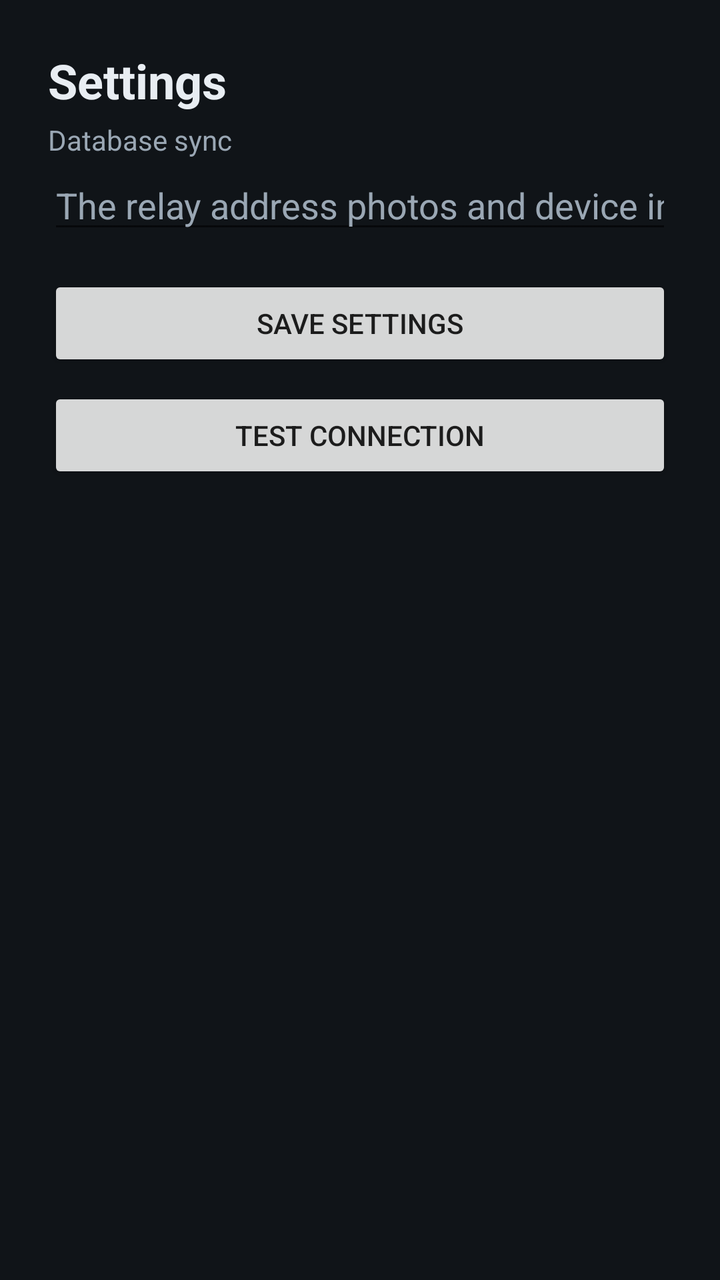
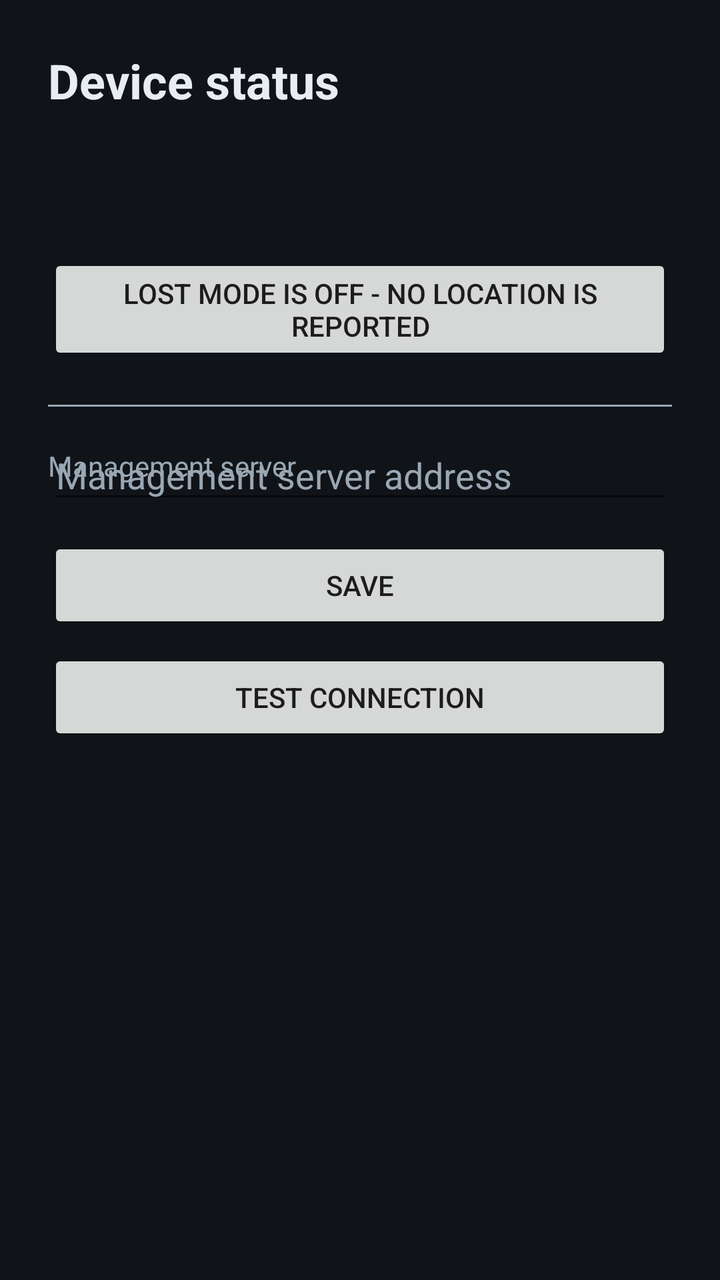

Before-and-after screenshots of an Android layout around one commit, followed by the original layout XML and the change that was made.
<!-- AndroidManifest.xml: application theme Theme.PRF -->
<!-- res/layout/activity_settings.xml -->
<?xml version="1.0" encoding="utf-8"?>
<androidx.constraintlayout.widget.ConstraintLayout xmlns:android="http://schemas.android.com/apk/res/android"
    xmlns:app="http://schemas.android.com/apk/res-auto"
    android:layout_width="match_parent"
    android:layout_height="match_parent"
    android:background="@color/prf_bg"
    android:padding="24dp">

    <TextView
        android:id="@+id/titleText"
        android:layout_width="0dp"
        android:layout_height="wrap_content"
        android:text="@string/settings_title"
        android:textColor="@color/prf_text"
        android:textSize="24sp"
        android:textStyle="bold"
        app:layout_constraintTop_toTopOf="parent"
        app:layout_constraintStart_toStartOf="parent"
        app:layout_constraintEnd_toEndOf="parent" />

    <TextView
        android:layout_width="0dp"
        android:layout_height="wrap_content"
        android:layout_marginTop="4dp"
        android:text="@string/settings_sync_header"
        android:textColor="@color/prf_text_dim"
        android:textSize="14sp"
        app:layout_constraintTop_toBottomOf="@id/titleText"
        app:layout_constraintStart_toStartOf="parent"
        app:layout_constraintEnd_toEndOf="parent" />

    <EditText
        android:id="@+id/serverInput"
        android:layout_width="0dp"
        android:layout_height="wrap_content"
        android:layout_marginTop="24dp"
        android:hint="@string/settings_server_hint"
        android:inputType="textUri"
        android:autofillHints="url"
        android:textColor="@color/prf_text"
        android:textColorHint="@color/prf_text_dim"
        app:layout_constraintTop_toBottomOf="@id/titleText"
        app:layout_constraintStart_toStartOf="parent"
        app:layout_constraintEnd_toEndOf="parent" />

    <Button
        android:id="@+id/saveButton"
        android:layout_width="0dp"
        android:layout_height="wrap_content"
        android:layout_marginTop="16dp"
        android:text="@string/settings_save"
        app:layout_constraintTop_toBottomOf="@id/serverInput"
        app:layout_constraintStart_toStartOf="parent"
        app:layout_constraintEnd_toEndOf="parent" />

    <Button
        android:id="@+id/testButton"
        android:layout_width="0dp"
        android:layout_height="wrap_content"
        android:layout_marginTop="8dp"
        android:text="@string/settings_test"
        app:layout_constraintTop_toBottomOf="@id/saveButton"
        app:layout_constraintStart_toStartOf="parent"
        app:layout_constraintEnd_toEndOf="parent" />

    <TextView
        android:id="@+id/testResultText"
        android:layout_width="0dp"
        android:layout_height="wrap_content"
        android:layout_marginTop="8dp"
        android:textColor="@color/prf_text_dim"
        android:textSize="13sp"
        app:layout_constraintTop_toBottomOf="@id/testButton"
        app:layout_constraintStart_toStartOf="parent"
        app:layout_constraintEnd_toEndOf="parent" />

</androidx.constraintlayout.widget.ConstraintLayout>
<!-- resources referenced by this layout -->
<resources>
  <color name="prf_bg">#101418</color>
  <color name="prf_text">#E8EDF2</color>
  <color name="prf_text_dim">#9AA7B4</color>
  <string name="settings_save">Save settings</string>
  <string name="settings_server_hint">The relay address photos and device info are sent to</string>
  <string name="settings_sync_header">Database sync</string>
  <string name="settings_test">Test connection</string>
  <string name="settings_title">Settings</string>
  <style name="Theme.PRF" parent="Theme.MaterialComponents.DayNight.NoActionBar">
          <item name="colorPrimary">@color/prf_accent</item>
          <item name="colorPrimaryVariant">@color/prf_accent</item>
          <item name="colorOnPrimary">@android:color/white</item>
          <item name="colorSecondary">@color/prf_ok</item>
          <item name="colorOnSecondary">@android:color/black</item>
          <item name="android:colorBackground">@color/prf_bg</item>
          <item name="colorSurface">@color/prf_surface</item>
          <item name="colorOnSurface">@color/prf_text</item>
          <item name="android:statusBarColor" tools:targetApi="l">@color/prf_bg</item>
          <item name="android:windowLightStatusBar" tools:targetApi="m">false</item>
      </style>
  <color name="prf_accent">#2E7DFF</color>
  <color name="prf_ok">#35C48D</color>
  <color name="prf_surface">#1A2027</color>
</resources>

<!-- the commit's change to res/layout/activity_settings.xml (unified diff, before → after) -->
@@ -19,13 +19,55 @@
         app:layout_constraintEnd_toEndOf="parent" />
 
     <TextView
+        android:id="@+id/statusText"
         android:layout_width="0dp"
         android:layout_height="wrap_content"
-        android:layout_marginTop="4dp"
-        android:text="@string/settings_sync_header"
+        android:layout_marginTop="12dp"
         android:textColor="@color/prf_text_dim"
         android:textSize="14sp"
         app:layout_constraintTop_toBottomOf="@id/titleText"
+        app:layout_constraintStart_toStartOf="parent"
+        app:layout_constraintEnd_toEndOf="parent" />
+
+    <TextView
+        android:id="@+id/syncText"
+        android:layout_width="0dp"
+        android:layout_height="wrap_content"
+        android:layout_marginTop="6dp"
+        android:textColor="@color/prf_text_dim"
+        android:textSize="13sp"
+        app:layout_constraintTop_toBottomOf="@id/statusText"
+        app:layout_constraintStart_toStartOf="parent"
+        app:layout_constraintEnd_toEndOf="parent" />
+
+    <Button
+        android:id="@+id/lostModeButton"
+        android:layout_width="0dp"
+        android:layout_height="wrap_content"
+        android:layout_marginTop="16dp"
+        android:text="@string/mdm_lost_mode_off"
+        app:layout_constraintTop_toBottomOf="@id/syncText"
+        app:layout_constraintStart_toStartOf="parent"
+        app:layout_constraintEnd_toEndOf="parent" />
+
+    <View
+        android:id="@+id/divider"
+        android:layout_width="0dp"
+        android:layout_height="1dp"
+        android:layout_marginTop="20dp"
+        android:background="@color/prf_text_dim"
+        app:layout_constraintTop_toBottomOf="@id/lostModeButton"
+        app:layout_constraintStart_toStartOf="parent"
+        app:layout_constraintEnd_toEndOf="parent" />
+
+    <TextView
+        android:layout_width="0dp"
+        android:layout_height="wrap_content"
+        android:layout_marginTop="20dp"
+        android:text="@string/settings_server_header"
+        android:textColor="@color/prf_text_dim"
+        android:textSize="14sp"
+        app:layout_constraintTop_toBottomOf="@id/divider"
         app:layout_constraintStart_toStartOf="parent"
         app:layout_constraintEnd_toEndOf="parent" />
 
@@ -33,13 +75,13 @@
         android:id="@+id/serverInput"
         android:layout_width="0dp"
         android:layout_height="wrap_content"
-        android:layout_marginTop="24dp"
+        android:layout_marginTop="12dp"
         android:hint="@string/settings_server_hint"
         android:inputType="textUri"
         android:autofillHints="url"
         android:textColor="@color/prf_text"
         android:textColorHint="@color/prf_text_dim"
-        app:layout_constraintTop_toBottomOf="@id/titleText"
+        app:layout_constraintTop_toBottomOf="@id/divider"
         app:layout_constraintStart_toStartOf="parent"
         app:layout_constraintEnd_toEndOf="parent" />
 
@@ -47,7 +89,7 @@
         android:id="@+id/saveButton"
         android:layout_width="0dp"
         android:layout_height="wrap_content"
-        android:layout_marginTop="16dp"
+        android:layout_marginTop="12dp"
         android:text="@string/settings_save"
         app:layout_constraintTop_toBottomOf="@id/serverInput"
         app:layout_constraintStart_toStartOf="parent"
<!-- resource entries referenced after the edit -->
@@ -3,11 +3,12 @@
   <color name="prf_bg">#101418</color>
   <color name="prf_text">#E8EDF2</color>
   <color name="prf_text_dim">#9AA7B4</color>
-  <string name="settings_save">Save settings</string>
-  <string name="settings_server_hint">The relay address photos and device info are sent to</string>
-  <string name="settings_sync_header">Database sync</string>
+  <string name="mdm_lost_mode_off">Lost mode is OFF - no location is reported</string>
+  <string name="settings_save">Save</string>
+  <string name="settings_server_header">Management server</string>
+  <string name="settings_server_hint">Management server address</string>
   <string name="settings_test">Test connection</string>
-  <string name="settings_title">Settings</string>
+  <string name="settings_title">Device status</string>
   <style name="Theme.PRF" parent="Theme.MaterialComponents.DayNight.NoActionBar">
           <item name="colorPrimary">@color/prf_accent</item>
           <item name="colorPrimaryVariant">@color/prf_accent</item>
